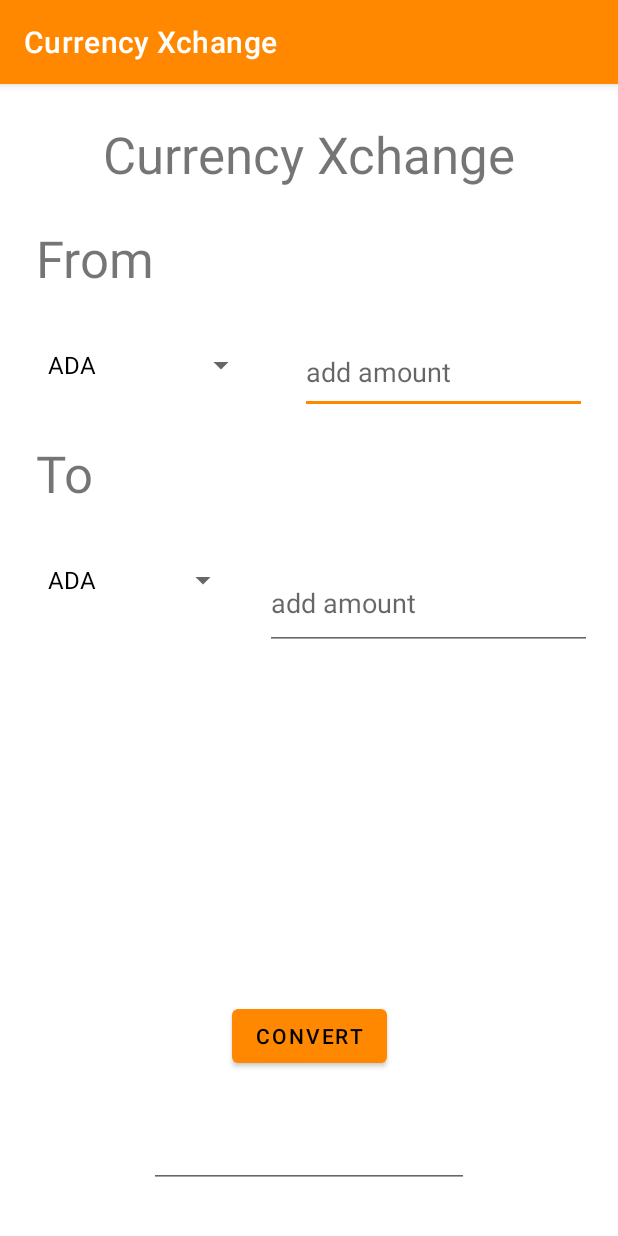
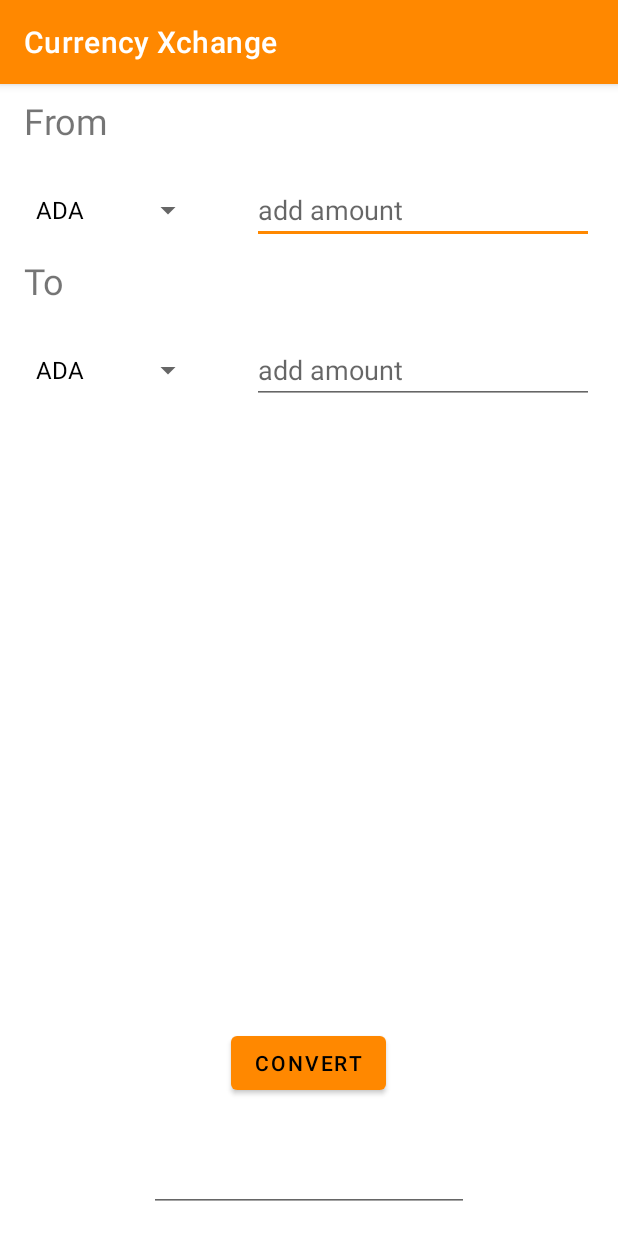
Before and after one commit to Kemppi12/AndroidStudio, an Android app: the screen it shows after launch (MainActivity), after a tap on "CONVERT", on a phone screen of 412 x 824 dp. Run offline under Robolectric (Android 15) with nearby library versions, the phone set to English and light mode, and no system bars; our stand-ins replace Volley; network calls fail.

Commit message:
working version 1.0

```diff
--- a/app/src/main/java/com/example/currencyxchange/MainActivity.java
+++ b/app/src/main/java/com/example/currencyxchange/MainActivity.java
@@ -1,51 +1,40 @@
 package com.example.currencyxchange;
+
+import static java.lang.Math.round;
 
 import androidx.appcompat.app.AppCompatActivity;
 
-import android.content.Intent;
 import android.os.Bundle;
 import android.util.Log;
 import android.view.View;
+import android.widget.AdapterView;
 import android.widget.ArrayAdapter;
-//import android.widget.Button;
-//import android.widget.Button;
 import android.widget.EditText;
 import android.widget.Spinner;
 import android.widget.TextView;
 import android.widget.Toast;
+
 import com.android.volley.Request;
 import com.android.volley.RequestQueue;
+//import com.android.volley.Response;
+//import com.android.volley.VolleyError;
 import com.android.volley.toolbox.JsonObjectRequest;
 import com.android.volley.toolbox.Volley;
+
 import org.json.JSONException;
 import org.json.JSONObject;
 
-
 public class MainActivity extends AppCompatActivity {
 
-    //Button convertButton;
+    private RequestQueue mQueue;
+
     EditText convertFromEditText, convertToEditText;
     Spinner convertFromSpinner, convertToSpinner;
-    View mResultTextView;
 
-
-    //String textConvertTo = convertToSpinner.getSelectedItem().toString();
-    //String textConvertFrom = convertFromSpinner.getSelectedItem().toString();
-
-    /*public EditText getConvertFromEditText() {
-        return convertFromEditText;
-    }*/
-
-    //StringBuilder sbUrl = ("https://api.exchangerate.host/convert?from=").append(convertFromSpinner).append("&to=").append(convertToSpinner).append("&amount=").append(convertFromEditText);
-
-    //private String mUrl = "https://api.exchangerate.host/convert?from=" + textConvertFrom + "&to=" + textConvertTo + "&amount=" + convertFromEditText;
-    private String mUrl = "https://api.exchangerate.host/convert?from=EUR&to=SEK&amount=256";
-    private RequestQueue mQueue;
-
-    String [] countryList = {"ADA","AED","AFN","ALL", "AMD", "ANG", "AOA", "ARS", "ATS", "AUD", "AWG", "AZM", "AZN", "BAM", "BBD", "BHD", "BIF", "BMD", "BND", "BOB", "BRL", "BSD",
+    String[] countryList = {"ADA", "AED", "AFN", "ALL", "AMD", "ANG", "AOA", "ARS", "ATS", "AUD", "AWG", "AZM", "AZN", "BAM", "BBD", "BHD", "BIF", "BMD", "BND", "BOB", "BRL", "BSD",
             "BTC", "BTN", "BWP", "BYN", "BYR", "BZD", "CAD", "CDF", "CHF", "CLF", "CLP", "CNH", "CNY", "COP", "CRC", "CUC", "CUP", "CVE", "CYP", "CZK", "DEM", "DJF", "DKK",
-            "DOGE", "DOP", "DOT", "DZD", "EEK", "EGP", "ERN", "ESP", "ETB", "ETH", "EUR", "FIM", "FJD", "FKP", "FRF", "GBP", "GEL", "GGP", "GHC", "GHS", "GIP", "GMD","GNF",
-            "GRD","GTQ","GYD","HKD","HNL", "HRK", "HTG", "HUF", "IDR", "IEP", "ILS", "IMP", "INR", "IQD", "IRR", "ISK", "ITL", "JEP", "JMD", "JOD", "JPY", "KES", "KGS", "KHR",
+            "DOGE", "DOP", "DOT", "DZD", "EEK", "EGP", "ERN", "ESP", "ETB", "ETH", "EUR", "FIM", "FJD", "FKP", "FRF", "GBP", "GEL", "GGP", "GHC", "GHS", "GIP", "GMD", "GNF",
+            "GRD", "GTQ", "GYD", "HKD", "HNL", "HRK", "HTG", "HUF", "IDR", "IEP", "ILS", "IMP", "INR", "IQD", "IRR", "ISK", "ITL", "JEP", "JMD", "JOD", "JPY", "KES", "KGS", "KHR",
             "KMF", "KPW", "KRW", "KWD", "KYD", "KZT", "LAK", "LBP", "LINK", "LKR", "LRD", "LSL", "LTC", "LTL", "LUF", "LUNA", "LVL", "LYD", "MAD", "MDL", "MGA", "MGF", "MKD",
             "MMK", "MNT", "MOP", "MRO", "MRU", "MTL", "MUR", "MVR", "MWK", "MXN", "MXV", "MYR", "MZM", "MZN", "NAD", "NGN", "NIO", "NLG", "NOK", "NPR", "NZD", "OMR", "PAB",
             "PEN", "PGK", "PHP", "PKR", "PLN", "PTE", "PYG", "QAR", "ROL", "RON", "RSD", "RUB", "RWF", "SAR", "SBD", "SCR", "SDD", "SDG", "SEK", "SGD", "SHP", "SIT", "SKK",
@@ -59,107 +48,75 @@ public class MainActivity extends AppCompatActivity {
         super.onCreate(savedInstanceState);
         setContentView(R.layout.activity_main);
         mQueue = Volley.newRequestQueue(this);
-
+        convertToSpinner = findViewById(R.id.convertToSpinner);
         convertFromSpinner = findViewById(R.id.convertFromSpinner);
-        convertToSpinner = findViewById(R.id.convertToSpinner);
         convertFromEditText = findViewById(R.id.convertFromEditText);
         convertToEditText = findViewById(R.id.currencyToEditText);
-        mResultTextView = findViewById(R.id.resultTextView);
+
+
 
         ArrayAdapter<String> adapter = new ArrayAdapter<>(this, androidx.appcompat.R.layout.support_simple_spinner_dropdown_item, countryList);
         convertFromSpinner.setAdapter(adapter);
         convertToSpinner.setAdapter(adapter);
 
-        //String textConvertTo = convertToSpinner.getSelectedItem().toString();
-        //String textConvertFrom = convertFromSpinner.getSelectedItem().toString();
+        convertFromSpinner.setOnItemSelectedListener(new AdapterView.OnItemSelectedListener() {
+            @Override
+            public void onItemSelected(AdapterView<?> parent, View view, int i, long l) {
 
-        //String mUrl;
-        //mUrl = "https://api.exchangerate.host/convert?from=" + textConvertFrom + "&to=" + textConvertTo + "&amount=" + convertFromEditText;
+            }
+            @Override
+            public void onNothingSelected(AdapterView<?> adapterView) {
 
-        /*Button mConvertButton = (Button) findViewById(R.id.convertButton);
-        mConvertButton.setOnClickListener(this);*/
+            }
+        });
 
-        }
+        convertToSpinner.setOnItemSelectedListener(new AdapterView.OnItemSelectedListener() {
+            @Override
+            public void onItemSelected(AdapterView<?> adapterView, View view, int i, long l) {
+                convertToSpinner.getSelectedItem();
+            }
 
-        //Button convertButton = findViewById(R.id.convertButton)
+            @Override
+            public void onNothingSelected(AdapterView<?> adapterView) {
 
-
-
-
-        /*convertButton.setOnClickListener(new View.OnClickListener() {
-            @Override
-            public void onClick(View view) {
-                fetchCurrencyConversion();
             }
-        });*/
-
-
-    //@Override
-    //*public void onSaveInstanceState(Bundle savedInstanceState)
-
-
-    /*@Override
-    public void onRestoreInstanceState(Bundle savedInstanceState) {
-
-    }*/
-
-    @Override
-    protected void onStart() {
-        super.onStart();
-    }
-
-    @Override
-    protected void onResume() {
-        super.onResume();
+        });
 
     }
 
-    @Override
-    protected void onStop() {
-        super.onStop();
-    }
+    public void fetchCurrencyConversion(View view) {
+        String convertFrom = convertFromSpinner.getSelectedItem().toString();
+        String convertTo = convertToSpinner.getSelectedItem().toString();
+        String convertFromValue = convertFromEditText.getText().toString();
+        String mUrl = "https://api.currencyscoop.com/v1/convert?from=" + convertFrom + "&to=" + convertTo + "&amount=" + convertFromValue + "&api_key=e00fd5f5fe7aa4cca73584d3d2b2bb5f";
 
-    @Override
-    protected void onPause() {
-        super.onPause();
-    }
+        JsonObjectRequest jsonObjectRequest = new JsonObjectRequest(Request.Method.GET, mUrl, null,
+                response -> {
+                    parseJsonAndUpdateUI(response);
+                }, error -> {
 
-    @Override
-    protected void onDestroy() {
-        super.onDestroy();
+        });
+
+        mQueue.add(jsonObjectRequest);
     }
 
 
-    public void fetchCurrencyConversion(View view) {
-        Log.i("Toimiiko" , "fetchCurrencyConversion: ");
-        JsonObjectRequest jsonObjectRequest = new JsonObjectRequest(Request.Method.GET, mUrl, null,
-                response -> {
-                    Toast.makeText(getApplicationContext(), response.toString(), Toast.LENGTH_LONG).show();
-                    parseJsonAndUpdateUI (response);
-                }, error -> {
-
-                });
-
-        mQueue.add(jsonObjectRequest);
-
-    }
-
-    private void parseJsonAndUpdateUI (JSONObject currencyObject) {
+    private void parseJsonAndUpdateUI(JSONObject currencyObject) {
         TextView resultTextView = findViewById(R.id.resultTextView);
         try {
-            double result = currencyObject.getJSONObject("info").getDouble("rate");
-            resultTextView.setText((int) result);
-            Log.i(String.valueOf(result), "parseJsonAndUpdateUI: ");
+            double result = currencyObject.getJSONObject("response").getDouble("value");
+            String convertTo = convertToSpinner.getSelectedItem().toString();
+            String convertFrom = convertFromSpinner.getSelectedItem().toString();
+            String convertFromValue = convertFromEditText.getText().toString();
+
+
+            double roundedResult = round(result * 100.0) / 100.0;
+            resultTextView.setText(convertFromValue + " " + convertFrom + " is " + roundedResult + " " + convertTo);
+            convertToEditText.setText(roundedResult + "");
+            //Log.i(String.valueOf(result), "parseJsonAndUpdateUI: ");
         } catch (JSONException e) {
             e.printStackTrace();
         }
-
     }
 
-
-    /*public void showResult (View view) {
-
-        Intent intent = new Intent( this, MainActivity.class);
-        startActivity( intent );
-    }*/
 }
--- a/app/src/main/res/layout/activity_main.xml
+++ b/app/src/main/res/layout/activity_main.xml
@@ -8,46 +8,49 @@
 
     <EditText
         android:id="@+id/convertFromEditText"
-        android:hint="@string/add_amount_from"
-        android:layout_width="191dp"
-        android:layout_height="55dp"
-        android:layout_marginStart="24dp"
-        android:layout_marginTop="95dp"
+        android:layout_width="0dp"
+        android:layout_height="45dp"
+        android:layout_marginStart="16dp"
         android:layout_marginEnd="16dp"
         android:autofillHints="enter amount..."
         android:ems="10"
+        android:hint="@string/add_amount_from"
         android:inputType="number"
+        app:layout_constraintBottom_toBottomOf="@+id/convertFromSpinner"
         app:layout_constraintEnd_toEndOf="parent"
         app:layout_constraintStart_toEndOf="@+id/convertFromSpinner"
-        app:layout_constraintTop_toBottomOf="@+id/titleTextView" />
+        app:layout_constraintTop_toTopOf="@+id/convertFromSpinner" />
 
     <EditText
         android:id="@+id/currencyToEditText"
-        android:hint="@string/add_amount_to"
-        android:layout_width="218dp"
-        android:layout_height="62dp"
-        android:layout_marginStart="24dp"
-        android:layout_marginTop="95dp"
-        android:layout_marginEnd="24dp"
+        android:layout_width="0dp"
+        android:layout_height="45dp"
+        android:layout_marginStart="16dp"
+        android:layout_marginEnd="16dp"
         android:autofillHints="enter amount..."
         android:ems="10"
+        android:hint="@string/add_amount_to"
         android:inputType="number"
+        app:layout_constraintBottom_toBottomOf="@+id/convertToSpinner"
         app:layout_constraintEnd_toEndOf="parent"
         app:layout_constraintStart_toEndOf="@+id/convertToSpinner"
-        app:layout_constraintTop_toBottomOf="@+id/convertFromEditText" />
+        app:layout_constraintTop_toTopOf="@+id/convertToSpinner" />
 
     <Button
         android:id="@+id/convertButton"
         android:layout_width="wrap_content"
         android:layout_height="wrap_content"
         android:layout_marginStart="24dp"
+        android:layout_marginTop="8dp"
         android:layout_marginEnd="24dp"
-        android:layout_marginBottom="32dp"
         android:onClick="fetchCurrencyConversion"
         android:text="@string/convertButton"
         app:layout_constraintBottom_toTopOf="@+id/resultTextView"
         app:layout_constraintEnd_toEndOf="parent"
-        app:layout_constraintStart_toStartOf="parent" />
+        app:layout_constraintHorizontal_bias="0.498"
+        app:layout_constraintStart_toStartOf="parent"
+        app:layout_constraintTop_toBottomOf="@+id/convertToSpinner"
+        app:layout_constraintVertical_bias="0.931" />
 
     <EditText
         android:id="@+id/resultTextView"
@@ -55,7 +58,7 @@
         android:layout_height="wrap_content"
         android:layout_marginStart="24dp"
         android:layout_marginEnd="24dp"
-        android:layout_marginBottom="32dp"
+        android:layout_marginBottom="16dp"
         android:ems="10"
         app:layout_constraintBottom_toBottomOf="parent"
         app:layout_constraintEnd_toEndOf="parent"
@@ -63,58 +66,51 @@
         tools:ignore="Autofill" />
 
     <TextView
-        android:id="@+id/titleTextView"
-        android:layout_width="wrap_content"
-        android:layout_height="wrap_content"
-        android:layout_marginStart="24dp"
-        android:layout_marginTop="24dp"
-        android:layout_marginEnd="24dp"
-        android:text="@string/currency_xchange"
-        android:textSize="34sp"
-        app:layout_constraintEnd_toEndOf="parent"
+        android:id="@+id/convertFromTextView"
+        android:layout_width="192dp"
+        android:layout_height="45dp"
+        android:layout_marginStart="16dp"
+        android:layout_marginTop="8dp"
+        android:layout_marginEnd="16dp"
+        android:text="@string/convertFrom"
+        android:textSize="24sp"
+        app:layout_constraintEnd_toStartOf="@+id/convertFromSpinner"
+        app:layout_constraintHorizontal_bias="0.0"
         app:layout_constraintStart_toStartOf="parent"
         app:layout_constraintTop_toTopOf="parent" />
 
     <TextView
-        android:id="@+id/convertFromTextView"
-        android:layout_width="142dp"
-        android:layout_height="0dp"
-        android:layout_marginStart="24dp"
-        android:layout_marginTop="24dp"
-        android:text="@string/convertFrom"
-        android:textSize="34sp"
-        app:layout_constraintStart_toStartOf="parent"
-        app:layout_constraintTop_toBottomOf="@+id/titleTextView" />
-
-    <TextView
         android:id="@+id/convertToTextView"
-        android:layout_width="137dp"
-        android:layout_height="0dp"
-        android:layout_marginStart="24dp"
-        android:layout_marginTop="24dp"
-        android:layout_marginEnd="16dp"
+        android:layout_width="192dp"
+        android:layout_height="45dp"
+        android:layout_marginStart="16dp"
+        android:layout_marginTop="8dp"
         android:text="@string/convertTo"
-        android:textSize="34sp"
-        app:layout_constraintEnd_toStartOf="@+id/currencyToEditText"
+        android:textSize="24sp"
+        app:layout_constraintEnd_toStartOf="@+id/convertToSpinner"
         app:layout_constraintHorizontal_bias="0.0"
         app:layout_constraintStart_toStartOf="parent"
         app:layout_constraintTop_toBottomOf="@+id/convertFromSpinner" />
 
     <Spinner
         android:id="@+id/convertFromSpinner"
-        android:layout_width="147dp"
-        android:layout_height="50dp"
-        android:layout_marginStart="24dp"
-        android:layout_marginTop="24dp"
+        android:layout_width="120dp"
+        android:layout_height="45dp"
+        android:layout_marginStart="16dp"
+        android:layout_marginTop="8dp"
+        android:layout_marginEnd="16dp"
+        app:layout_constraintEnd_toStartOf="@+id/convertFromEditText"
         app:layout_constraintStart_toStartOf="parent"
         app:layout_constraintTop_toBottomOf="@+id/convertFromTextView" />
 
     <Spinner
         android:id="@+id/convertToSpinner"
-        android:layout_width="135dp"
-        android:layout_height="49dp"
-        android:layout_marginStart="24dp"
-        android:layout_marginTop="24dp"
+        android:layout_width="120dp"
+        android:layout_height="45dp"
+        android:layout_marginStart="16dp"
+        android:layout_marginTop="8dp"
+        android:layout_marginEnd="16dp"
+        app:layout_constraintEnd_toStartOf="@+id/currencyToEditText"
         app:layout_constraintStart_toStartOf="parent"
         app:layout_constraintTop_toBottomOf="@+id/convertToTextView" />
 
```
